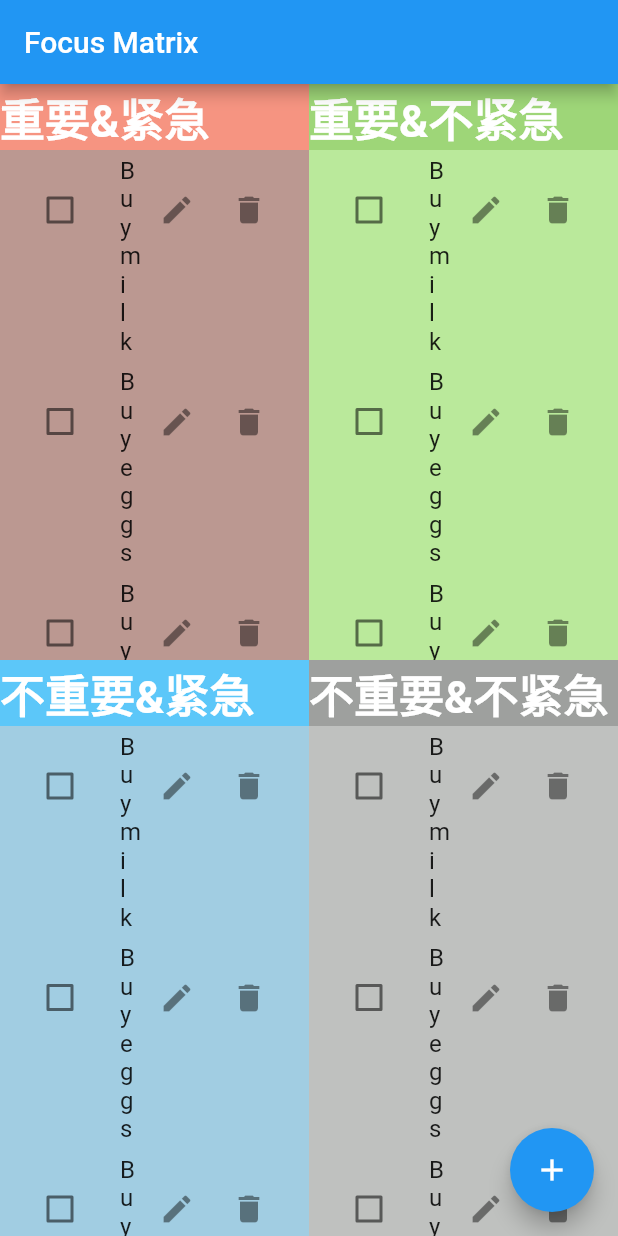
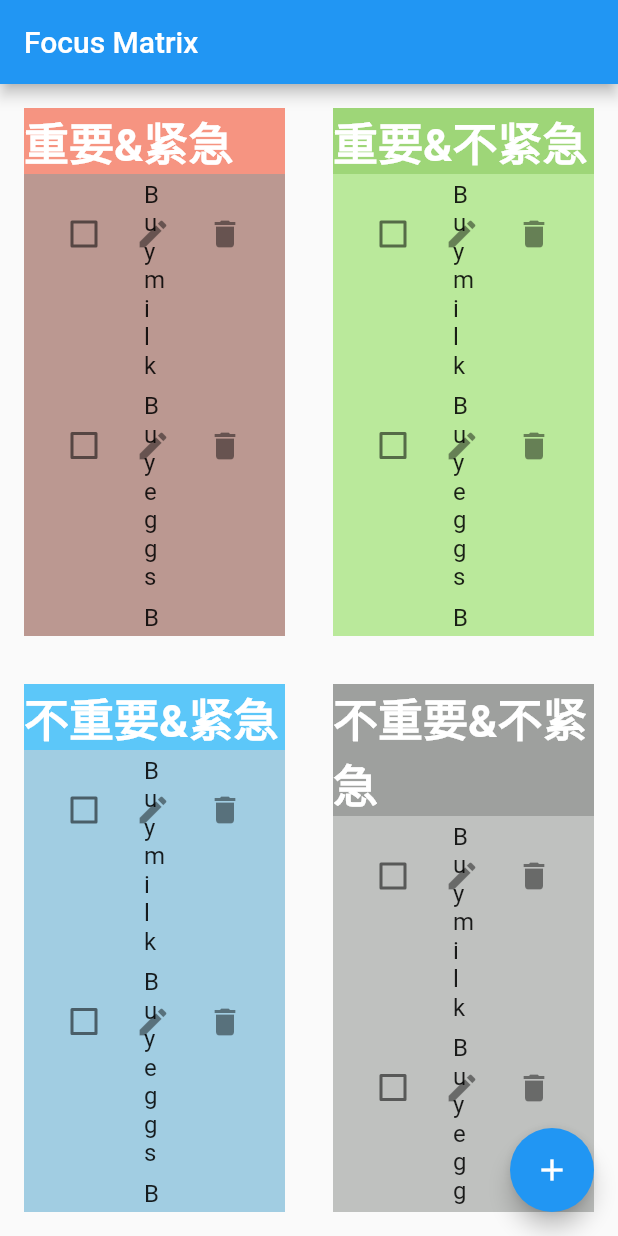
Before and after one commit to stong1994/best_todo, a Flutter app: the screen it shows after launch, on a phone screen of 412 x 824 dp. Run offline on Flutter 3.47's test engine with Material 2 defaults, Android fonts, the phone set to English and light mode, and no system bars.

Commit message:
taskBlock 代码聚合以及设置margin

```diff
--- a/lib/focus_matrix.dart
+++ b/lib/focus_matrix.dart
@@ -32,26 +32,8 @@ class _FocusMatrixState extends State<FocusMatrix> {
             child: Row(
               crossAxisAlignment: CrossAxisAlignment.stretch,
               children: [
-                Expanded(
-                  child: Container(
-                    color: Color.fromARGB(255, 246, 148, 129),
-                    child: TaskList(
-                      important: true,
-                      urgent: true,
-                      color: Color.fromARGB(255, 187, 152, 145),
-                    ),
-                  ),
-                ),
-                Expanded(
-                  child: Container(
-                    color: Color.fromARGB(211, 139, 207, 93),
-                    child: TaskList(
-                      important: true,
-                      urgent: false,
-                      color: Color.fromARGB(211, 192, 237, 162),
-                    ),
-                  ),
-                ),
+                TaskBlock(backgroundColor: Color.fromARGB(255, 246, 148, 129), taskListColor: Color.fromARGB(255, 187, 152, 145), important: true, urgent: true),
+                TaskBlock(backgroundColor: Color.fromARGB(211, 139, 207, 93), taskListColor: Color.fromARGB(211, 192, 237, 162), important: true, urgent: false),
               ],
             ),
           ),
@@ -59,26 +41,8 @@ class _FocusMatrixState extends State<FocusMatrix> {
             child: Row(
               crossAxisAlignment: CrossAxisAlignment.stretch,
               children: [
-                Expanded(
-                  child: Container(
-                    color: Color.fromARGB(255, 92, 199, 249),
-                    child: TaskList(
-                      important: false,
-                      urgent: true,
-                      color: Color.fromARGB(255, 161, 205, 226),
-                    ),
-                  ),
-                ),
-                Expanded(
-                  child: Container(
-                    color: Color.fromARGB(255, 158, 160, 158),
-                    child: TaskList(
-                      important: false,
-                      urgent: false,
-                      color: Color.fromARGB(255, 191, 193, 191),
-                    ),
-                  ),
-                ),
+                TaskBlock(backgroundColor: Color.fromARGB(255, 92, 199, 249), taskListColor: Color.fromARGB(255, 161, 205, 226), important: false, urgent: true),
+                TaskBlock(backgroundColor: Color.fromARGB(255, 158, 160, 158), taskListColor: Color.fromARGB(255, 191, 193, 191), important: false, urgent: false),
               ],
             ),
           ),
@@ -138,6 +102,36 @@ class _FocusMatrixState extends State<FocusMatrix> {
     );
   }
 }
+
+class TaskBlock extends StatelessWidget {
+  final Color backgroundColor;
+  final Color taskListColor;
+  final bool important;
+  final bool urgent;
+
+  TaskBlock({
+    required this.backgroundColor,
+    required this.taskListColor,
+    required this.important,
+    required this.urgent,
+  });
+
+  @override
+  Widget build(BuildContext context) {
+    return Expanded(
+      child: Container(
+        margin: EdgeInsets.all(16),
+        color: backgroundColor,
+        child: TaskList(
+          important: important,
+          urgent: urgent,
+          color: taskListColor,
+        ),
+      ),
+    );
+  }
+}
+
 
 class TaskList extends StatefulWidget {
   final bool important;
```
